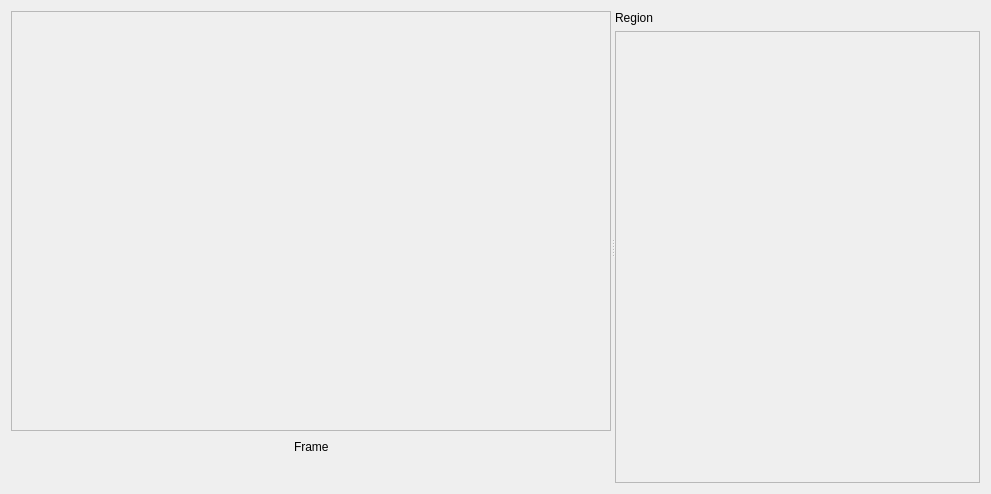
The window that resources/designer_ui/videoregionselectionwidget.ui (jonathanHuwP/CrystalGrowthTracker) describes before a commit, drawn with Qt 5.
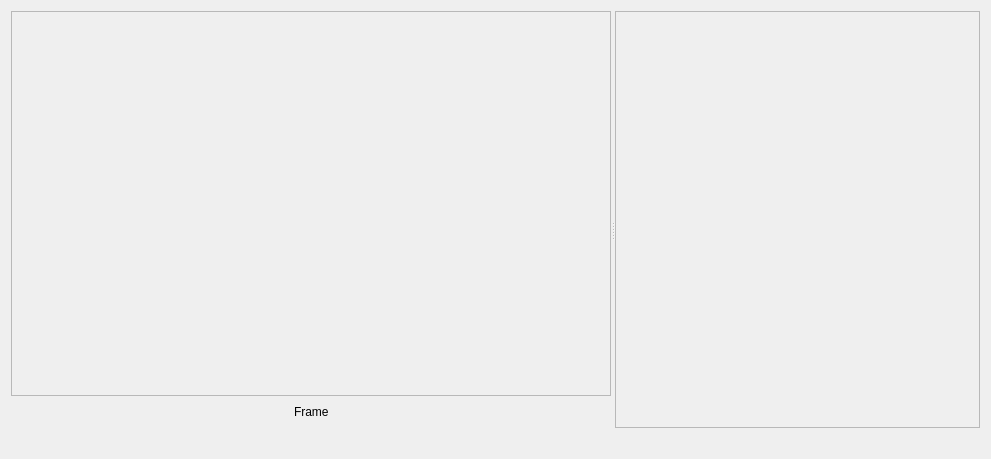
The same window after the commit. Custom widgets are drawn as their Qt base class.

Commit message: wizard integrated

```diff
--- a/resources/designer_ui/videoregionselectionwidget.ui
+++ b/resources/designer_ui/videoregionselectionwidget.ui
@@ -7,7 +7,7 @@
     <x>0</x>
     <y>0</y>
     <width>991</width>
-    <height>494</height>
+    <height>459</height>
    </rect>
   </property>
   <property name="windowTitle">
@@ -37,8 +37,8 @@
            <rect>
             <x>0</x>
             <y>0</y>
-            <width>545</width>
-            <height>402</height>
+            <width>196</width>
+            <height>367</height>
            </rect>
           </property>
          </widget>
@@ -117,14 +117,7 @@
       </layout>
      </widget>
      <widget class="QWidget" name="layoutWidget">
-      <layout class="QVBoxLayout" name="verticalLayout_2">
-       <item>
-        <widget class="QLabel" name="_regionLabel">
-         <property name="text">
-          <string>Region</string>
-         </property>
-        </widget>
-       </item>
+      <layout class="QVBoxLayout" name="verticalLayout_2" stretch="1,0">
        <item>
         <widget class="QScrollArea" name="_regionScrollArea">
          <property name="widgetResizable">
@@ -135,13 +128,30 @@
            <rect>
             <x>0</x>
             <y>0</y>
-            <width>405</width>
-            <height>436</height>
+            <width>754</width>
+            <height>398</height>
            </rect>
           </property>
          </widget>
         </widget>
        </item>
+       <item>
+        <layout class="QHBoxLayout" name="_wizardLayout">
+         <item>
+          <spacer name="horizontalSpacer_4">
+           <property name="orientation">
+            <enum>Qt::Horizontal</enum>
+           </property>
+           <property name="sizeHint" stdset="0">
+            <size>
+             <width>40</width>
+             <height>20</height>
+            </size>
+           </property>
+          </spacer>
+         </item>
+        </layout>
+       </item>
       </layout>
      </widget>
     </widget>
```
The commit also changes 2 other files.
